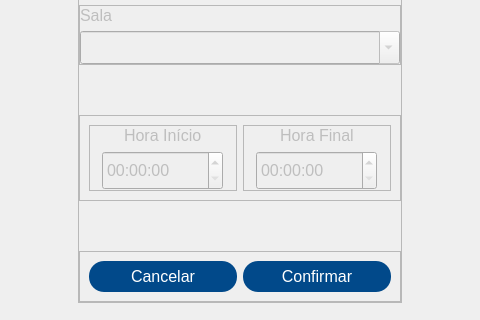
Old version of the form App/view/ui/pesquisa.ui in the repository Senac-SOR-ADS/Mapa-de-Sala; both pictures show x 157 to 637 and y 385 to 705 of the 794 by 705 pixel window.
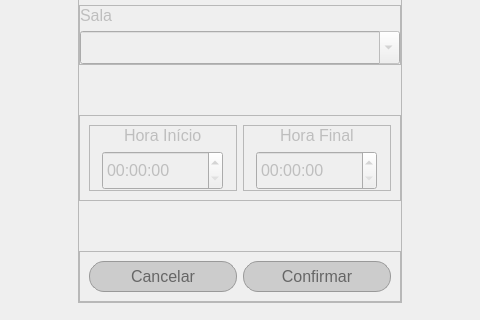
New version of the form. The open tabs and pages were chosen to show the change.

Commit message: arrumando desabilitação do botão com elemento pai

Diff of the .ui file:
```diff
--- a/App/view/ui/pesquisa.ui
+++ b/App/view/ui/pesquisa.ui
@@ -33,7 +33,12 @@
 #btnCancelar:hover {
 	background-color: red;
 }
-</string>
+
+QPushButton:disabled {
+	border: 1px solid #999999;
+  	background-color: #cccccc;
+  	color: #666666;
+}</string>
   </property>
   <layout class="QVBoxLayout" name="verticalLayout">
    <property name="spacing">
@@ -1590,6 +1595,9 @@
                 </item>
                 <item>
                  <widget class="QPushButton" name="btnConfirmar">
+                  <property name="enabled">
+                   <bool>false</bool>
+                  </property>
                   <property name="minimumSize">
                    <size>
                     <width>109</width>
```
